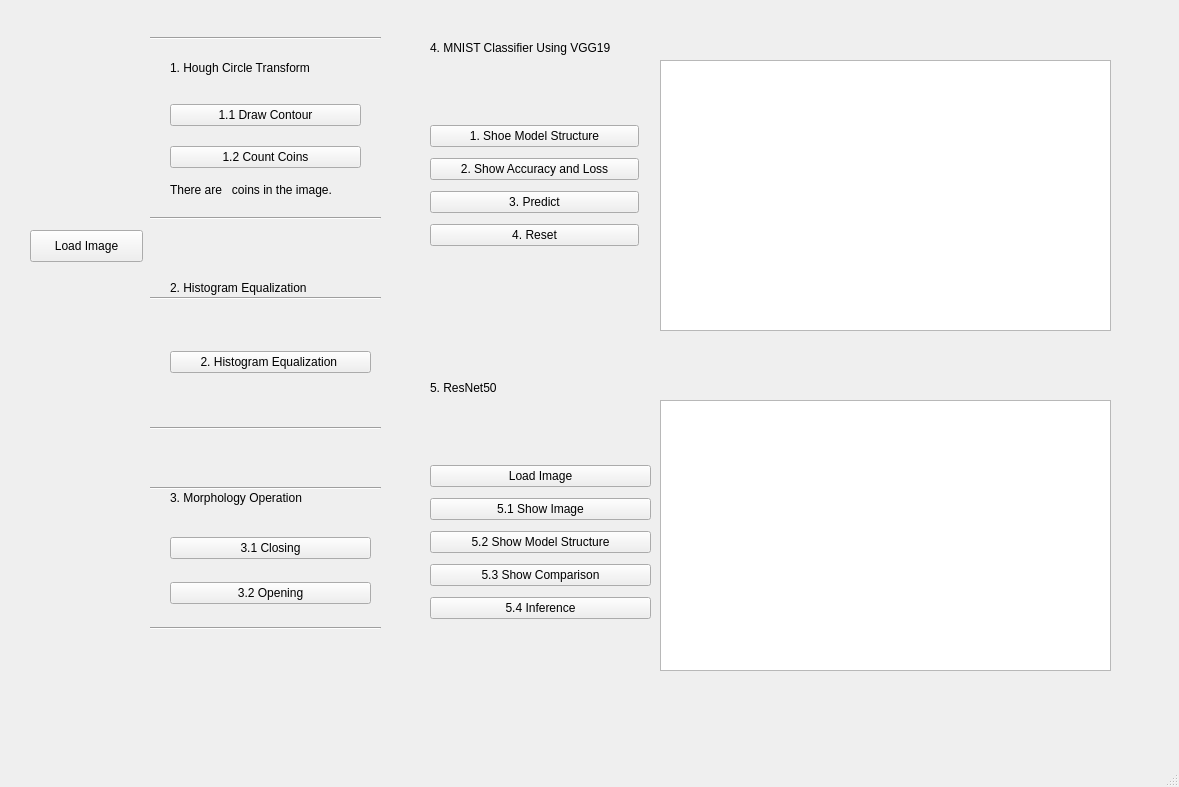
Before: the Qt Designer form hw2.ui in Chengyenhsun/IPCVDL_HW2, drawn with Qt 5.
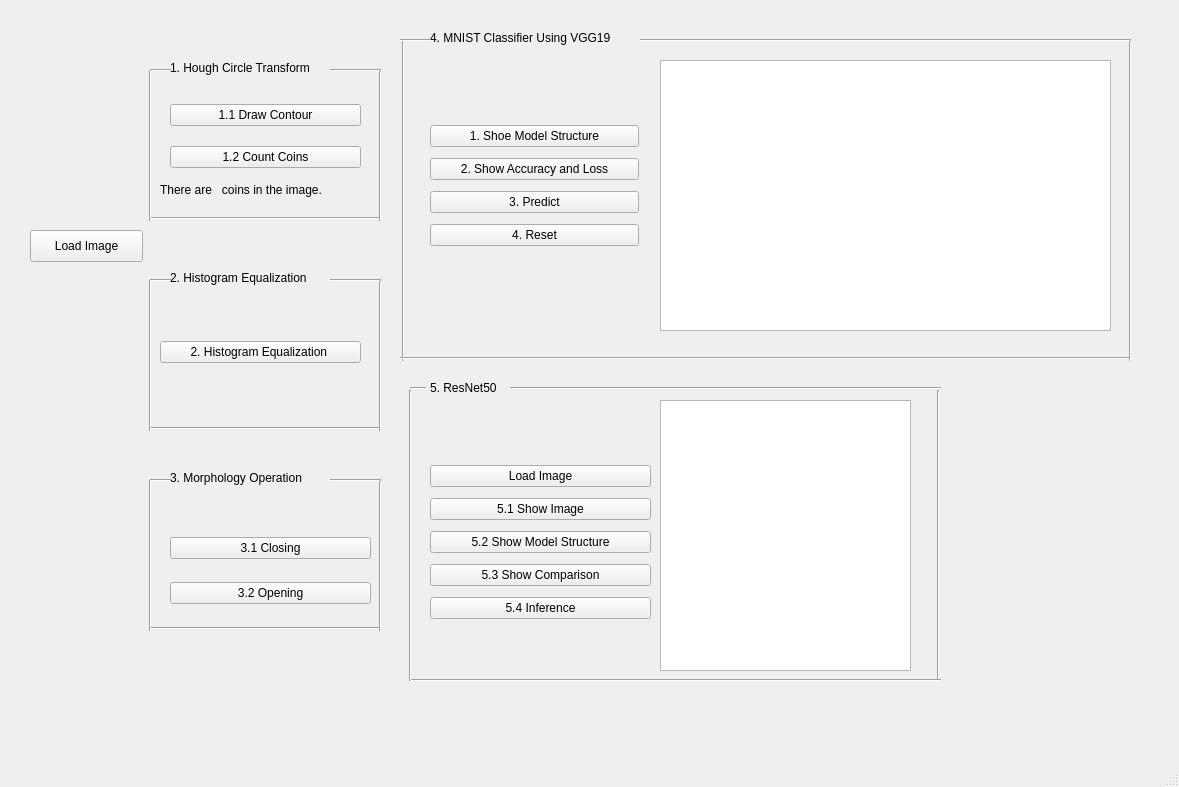
After: the same form once the commit is applied.

Commit message: 完成ui

Patch:
```diff
--- a/hw2.ui
+++ b/hw2.ui
@@ -56,8 +56,8 @@
    <widget class="QWidget" name="verticalLayoutWidget_2">
     <property name="geometry">
      <rect>
-      <x>170</x>
-      <y>310</y>
+      <x>160</x>
+      <y>300</y>
       <width>201</width>
       <height>105</height>
      </rect>
@@ -201,7 +201,7 @@
     </property>
     <property name="geometry">
      <rect>
-      <x>170</x>
+      <x>160</x>
       <y>180</y>
       <width>201</width>
       <height>20</height>
@@ -216,7 +216,7 @@
      <rect>
       <x>660</x>
       <y>400</y>
-      <width>451</width>
+      <width>251</width>
       <height>271</height>
      </rect>
     </property>
@@ -238,7 +238,7 @@
     <property name="geometry">
      <rect>
       <x>170</x>
-      <y>280</y>
+      <y>270</y>
       <width>181</width>
       <height>16</height>
      </rect>
@@ -251,7 +251,7 @@
     <property name="geometry">
      <rect>
       <x>170</x>
-      <y>490</y>
+      <y>470</y>
       <width>181</width>
       <height>16</height>
      </rect>
@@ -264,7 +264,7 @@
     <property name="geometry">
      <rect>
       <x>430</x>
-      <y>40</y>
+      <y>30</y>
       <width>211</width>
       <height>16</height>
      </rect>
@@ -299,32 +299,6 @@
      <enum>Qt::Horizontal</enum>
     </property>
    </widget>
-   <widget class="Line" name="line_2">
-    <property name="geometry">
-     <rect>
-      <x>150</x>
-      <y>30</y>
-      <width>231</width>
-      <height>16</height>
-     </rect>
-    </property>
-    <property name="orientation">
-     <enum>Qt::Horizontal</enum>
-    </property>
-   </widget>
-   <widget class="Line" name="line_3">
-    <property name="geometry">
-     <rect>
-      <x>150</x>
-      <y>290</y>
-      <width>231</width>
-      <height>16</height>
-     </rect>
-    </property>
-    <property name="orientation">
-     <enum>Qt::Horizontal</enum>
-    </property>
-   </widget>
    <widget class="Line" name="line_4">
     <property name="geometry">
      <rect>
@@ -351,12 +325,285 @@
      <enum>Qt::Horizontal</enum>
     </property>
    </widget>
+   <widget class="Line" name="line_2">
+    <property name="geometry">
+     <rect>
+      <x>140</x>
+      <y>70</y>
+      <width>20</width>
+      <height>151</height>
+     </rect>
+    </property>
+    <property name="orientation">
+     <enum>Qt::Vertical</enum>
+    </property>
+   </widget>
+   <widget class="Line" name="line_3">
+    <property name="geometry">
+     <rect>
+      <x>370</x>
+      <y>70</y>
+      <width>20</width>
+      <height>151</height>
+     </rect>
+    </property>
+    <property name="orientation">
+     <enum>Qt::Vertical</enum>
+    </property>
+   </widget>
+   <widget class="Line" name="line_7">
+    <property name="geometry">
+     <rect>
+      <x>140</x>
+      <y>280</y>
+      <width>20</width>
+      <height>151</height>
+     </rect>
+    </property>
+    <property name="orientation">
+     <enum>Qt::Vertical</enum>
+    </property>
+   </widget>
+   <widget class="Line" name="line_8">
+    <property name="geometry">
+     <rect>
+      <x>370</x>
+      <y>280</y>
+      <width>20</width>
+      <height>151</height>
+     </rect>
+    </property>
+    <property name="orientation">
+     <enum>Qt::Vertical</enum>
+    </property>
+   </widget>
+   <widget class="Line" name="line_9">
+    <property name="geometry">
+     <rect>
+      <x>140</x>
+      <y>480</y>
+      <width>20</width>
+      <height>151</height>
+     </rect>
+    </property>
+    <property name="orientation">
+     <enum>Qt::Vertical</enum>
+    </property>
+   </widget>
    <widget class="Line" name="line_6">
     <property name="geometry">
      <rect>
-      <x>150</x>
+      <x>370</x>
       <y>480</y>
-      <width>231</width>
+      <width>20</width>
+      <height>151</height>
+     </rect>
+    </property>
+    <property name="orientation">
+     <enum>Qt::Vertical</enum>
+    </property>
+   </widget>
+   <widget class="Line" name="line_10">
+    <property name="geometry">
+     <rect>
+      <x>150</x>
+      <y>60</y>
+      <width>21</width>
+      <height>20</height>
+     </rect>
+    </property>
+    <property name="orientation">
+     <enum>Qt::Horizontal</enum>
+    </property>
+   </widget>
+   <widget class="Line" name="line_11">
+    <property name="geometry">
+     <rect>
+      <x>330</x>
+      <y>60</y>
+      <width>51</width>
+      <height>20</height>
+     </rect>
+    </property>
+    <property name="orientation">
+     <enum>Qt::Horizontal</enum>
+    </property>
+   </widget>
+   <widget class="Line" name="line_12">
+    <property name="geometry">
+     <rect>
+      <x>150</x>
+      <y>270</y>
+      <width>21</width>
+      <height>20</height>
+     </rect>
+    </property>
+    <property name="orientation">
+     <enum>Qt::Horizontal</enum>
+    </property>
+   </widget>
+   <widget class="Line" name="line_13">
+    <property name="geometry">
+     <rect>
+      <x>330</x>
+      <y>270</y>
+      <width>51</width>
+      <height>20</height>
+     </rect>
+    </property>
+    <property name="orientation">
+     <enum>Qt::Horizontal</enum>
+    </property>
+   </widget>
+   <widget class="Line" name="line_14">
+    <property name="geometry">
+     <rect>
+      <x>150</x>
+      <y>470</y>
+      <width>21</width>
+      <height>20</height>
+     </rect>
+    </property>
+    <property name="orientation">
+     <enum>Qt::Horizontal</enum>
+    </property>
+   </widget>
+   <widget class="Line" name="line_15">
+    <property name="geometry">
+     <rect>
+      <x>330</x>
+      <y>470</y>
+      <width>51</width>
+      <height>20</height>
+     </rect>
+    </property>
+    <property name="orientation">
+     <enum>Qt::Horizontal</enum>
+    </property>
+   </widget>
+   <widget class="Line" name="line_16">
+    <property name="geometry">
+     <rect>
+      <x>393</x>
+      <y>40</y>
+      <width>20</width>
+      <height>321</height>
+     </rect>
+    </property>
+    <property name="orientation">
+     <enum>Qt::Vertical</enum>
+    </property>
+   </widget>
+   <widget class="Line" name="line_17">
+    <property name="geometry">
+     <rect>
+      <x>400</x>
+      <y>350</y>
+      <width>731</width>
+      <height>16</height>
+     </rect>
+    </property>
+    <property name="orientation">
+     <enum>Qt::Horizontal</enum>
+    </property>
+   </widget>
+   <widget class="Line" name="line_18">
+    <property name="geometry">
+     <rect>
+      <x>1120</x>
+      <y>40</y>
+      <width>20</width>
+      <height>321</height>
+     </rect>
+    </property>
+    <property name="orientation">
+     <enum>Qt::Vertical</enum>
+    </property>
+   </widget>
+   <widget class="Line" name="line_19">
+    <property name="geometry">
+     <rect>
+      <x>640</x>
+      <y>30</y>
+      <width>491</width>
+      <height>20</height>
+     </rect>
+    </property>
+    <property name="orientation">
+     <enum>Qt::Horizontal</enum>
+    </property>
+   </widget>
+   <widget class="Line" name="line_20">
+    <property name="geometry">
+     <rect>
+      <x>400</x>
+      <y>30</y>
+      <width>31</width>
+      <height>20</height>
+     </rect>
+    </property>
+    <property name="orientation">
+     <enum>Qt::Horizontal</enum>
+    </property>
+   </widget>
+   <widget class="Line" name="line_21">
+    <property name="geometry">
+     <rect>
+      <x>510</x>
+      <y>380</y>
+      <width>431</width>
+      <height>16</height>
+     </rect>
+    </property>
+    <property name="orientation">
+     <enum>Qt::Horizontal</enum>
+    </property>
+   </widget>
+   <widget class="Line" name="line_22">
+    <property name="geometry">
+     <rect>
+      <x>930</x>
+      <y>390</y>
+      <width>16</width>
+      <height>291</height>
+     </rect>
+    </property>
+    <property name="orientation">
+     <enum>Qt::Vertical</enum>
+    </property>
+   </widget>
+   <widget class="Line" name="line_23">
+    <property name="geometry">
+     <rect>
+      <x>410</x>
+      <y>670</y>
+      <width>531</width>
+      <height>20</height>
+     </rect>
+    </property>
+    <property name="orientation">
+     <enum>Qt::Horizontal</enum>
+    </property>
+   </widget>
+   <widget class="Line" name="line_24">
+    <property name="geometry">
+     <rect>
+      <x>400</x>
+      <y>390</y>
+      <width>20</width>
+      <height>291</height>
+     </rect>
+    </property>
+    <property name="orientation">
+     <enum>Qt::Vertical</enum>
+    </property>
+   </widget>
+   <widget class="Line" name="line_25">
+    <property name="geometry">
+     <rect>
+      <x>410</x>
+      <y>380</y>
+      <width>16</width>
       <height>16</height>
      </rect>
     </property>
```
